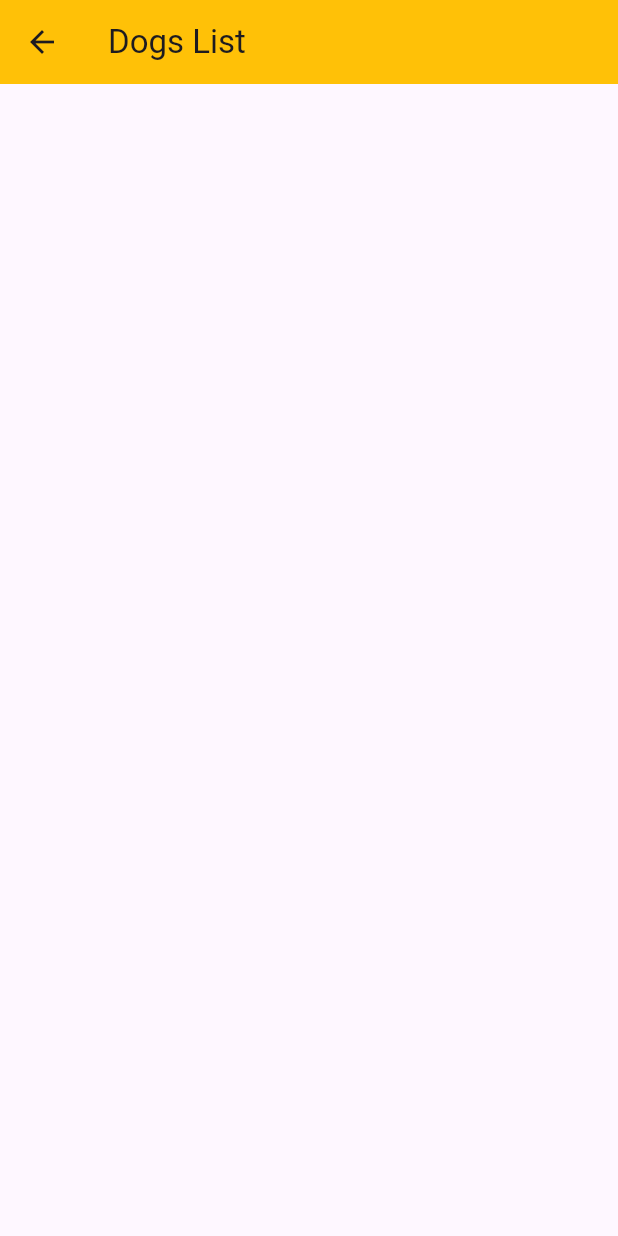
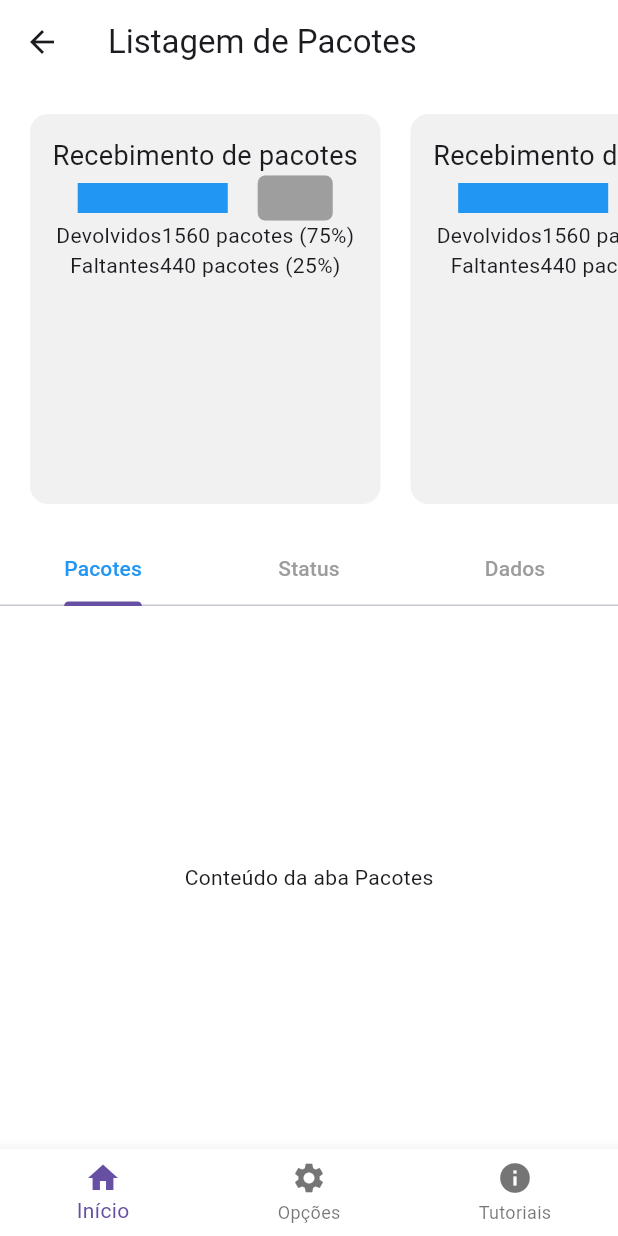
Before and after one commit to Augustob790/caed_test, a Flutter app: the screen it shows after launch, after a tap on "Entrar", on a phone screen of 412 x 824 dp. Run offline on Flutter 3.47's test engine with Material 3 defaults, Android fonts, the phone set to English and light mode, and no system bars; our stand-ins replace dio, flutter_mobx, flutter_modular, get_it, mobx, result_dart; generated files the repository leaves out were written again.

Commit message:
feat: home page and package widget

```diff
--- /dev/null
+++ b/lib/app/common_widgets/package_widgets.dart
@@ -0,0 +1,64 @@
+import 'package:flutter/material.dart';
+
+class PackageWidgets extends StatelessWidget {
+  const PackageWidgets({super.key, required this.name});
+
+  final String name;
+
+  @override
+  Widget build(BuildContext context) {
+    return Padding(
+      padding: const EdgeInsets.all(10),
+      child: Container(
+        padding: const EdgeInsets.all(15),
+        decoration: const BoxDecoration(
+          color: Color(0xFFF1F1F1),
+          borderRadius: BorderRadius.all(Radius.circular(12)),
+        ),
+        child: Column(children: [
+          Text(name, style: const TextStyle(fontSize: 18)),
+          Row(
+            children: [
+              SizedBox(
+                width: 100,
+                height: 20, // Define a largura máxima
+                child: LinearProgressIndicator(
+                  value: 1,
+                  backgroundColor: Colors.grey[300],
+                  valueColor: const AlwaysStoppedAnimation<Color>(Colors.blue),
+                  minHeight: 20,
+                ),
+              ),
+              const SizedBox( width: 20),
+              SizedBox(
+                width: 50,
+                height: 30,
+                child: LinearProgressIndicator(
+                  value: 1, // 25%
+                  backgroundColor: Colors.grey[300],
+                  valueColor: const AlwaysStoppedAnimation<Color>(Colors.grey),
+                  minHeight: 20,
+                  borderRadius:  BorderRadius.circular(5.0),
+                ),
+              ),
+            ],
+          ),
+          const Row(
+            mainAxisAlignment: MainAxisAlignment.spaceBetween,
+            children: [
+              Text("Devolvidos"),
+              Text("1560 pacotes (75%)"),
+            ],
+          ),
+          const Row(
+            mainAxisAlignment: MainAxisAlignment.spaceBetween,
+            children: [
+              Text("Faltantes"),
+              Text("440 pacotes (25%)"),
+            ],
+          ),
+        ]),
+      ),
+    );
+  }
+}
--- a/lib/app/modules/auth/pages/login/login_page_view.dart
+++ b/lib/app/modules/auth/pages/login/login_page_view.dart
@@ -91,7 +91,7 @@ class LoginPageView extends LoginPageViewModel {
                   ),
                 ),
                 onPressed: () {
-                  Modular.to.pushNamed('/home/home-page');
+                  Modular.to.pushNamed('/home/nav-page');
                 },
                 child: const Text(
                   'Entrar',
--- a/lib/app/modules/home/home_module.dart
+++ b/lib/app/modules/home/home_module.dart
@@ -1,6 +1,8 @@
-import 'package:flutter_modular/flutter_modular.dart';
 import 'package:caed/app/modules/home/home_state_store.dart';
 import 'package:caed/app/modules/home/pages/home/home_page.dart';
+import 'package:caed/app/modules/home/pages/navigation/nav_page.dart';
+import 'package:caed/app/modules/home/pages/package_list/tab_page.dart';
+import 'package:flutter_modular/flutter_modular.dart';
 
 class HomeModule extends Module {
   @override
@@ -15,5 +17,15 @@ class HomeModule extends Module {
       transition: TransitionType.fadeIn,
       child: (context, args) => const HomePage(),
     ),
+    ChildRoute(
+      "/tab-page",
+      transition: TransitionType.fadeIn,
+      child: (context, args) => const TabPage(),
+    ),
+    ChildRoute(
+      "/nav-page",
+      transition: TransitionType.fadeIn,
+      child: (context, args) => const NavPage(),
+    ),
   ];
 }
--- /dev/null
+++ b/lib/app/modules/home/pages/navigation/nav_page.dart
@@ -0,0 +1,10 @@
+import 'package:caed/app/modules/home/pages/navigation/nav_page_view.dart';
+import 'package:caed/app/modules/home/pages/navigation/nav_page_view_model.dart';
+import 'package:flutter/material.dart';
+
+class NavPage extends StatefulWidget {
+  const NavPage({super.key});
+
+  @override
+  NavPageViewModel createState() => NavPageView();
+}
--- /dev/null
+++ b/lib/app/modules/home/pages/navigation/nav_page_view.dart
@@ -0,0 +1,69 @@
+import 'package:caed/app/modules/home/pages/navigation/nav_page_view_model.dart';
+import 'package:flutter/material.dart';
+
+class NavPageView extends NavPageViewModel {
+  @override
+  Widget build(BuildContext context) {
+    return Scaffold(
+      body: PageView(
+        controller: pageController,
+        onPageChanged: (index) {
+          setState(() => currentIndex = index);
+        },
+        children: pages,
+      ),
+      bottomNavigationBar: BottomNavigationBar(
+        backgroundColor: Colors.white,
+        currentIndex: currentIndex,
+        onTap: (index) {
+          pageController.animateToPage(
+            index,
+            duration: const Duration(milliseconds: 300),
+            curve: Curves.easeIn,
+          );
+        },
+        items: const [
+          BottomNavigationBarItem(
+            icon: Icon(Icons.home),
+            label: 'Início',
+          ),
+          BottomNavigationBarItem(
+            icon: Icon(Icons.settings),
+            label: 'Opções',
+          ),
+          BottomNavigationBarItem(
+            icon: Icon(Icons.info),
+            label: 'Tutoriais',
+          ),
+        ],
+      ),
+    );
+  }
+}
+
+class HomeScreen extends StatelessWidget {
+  const HomeScreen({super.key});
+
+  @override
+  Widget build(BuildContext context) {
+    return const Center(child: Text("Início"));
+  }
+}
+
+class OptionsScreen extends StatelessWidget {
+  const OptionsScreen({super.key});
+
+  @override
+  Widget build(BuildContext context) {
+    return const Center(child: Text("Opções"));
+  }
+}
+
+class TutorialsScreen extends StatelessWidget {
+  const TutorialsScreen({super.key});
+
+  @override
+  Widget build(BuildContext context) {
+    return const Center(child: Text("Tutoriais"));
+  }
+}
--- /dev/null
+++ b/lib/app/modules/home/pages/navigation/nav_page_view_model.dart
@@ -0,0 +1,22 @@
+import 'package:caed/app/modules/home/pages/navigation/nav_page.dart';
+import 'package:caed/app/modules/home/pages/navigation/nav_page_view.dart';
+import 'package:caed/app/modules/home/pages/package_list/tab_page.dart';
+import 'package:flutter/material.dart';
+
+abstract class NavPageViewModel extends State<NavPage> {
+  PageController pageController = PageController();
+
+  int currentIndex = 0;
+  List<Widget> pages = [
+    const TabPage(),
+    const OptionsScreen(),
+    const TutorialsScreen(),
+  ];
+
+
+  @override
+  void dispose() {
+    pageController.dispose();
+    super.dispose();
+  }
+}
--- /dev/null
+++ b/lib/app/modules/home/pages/package_list/tab_page.dart
@@ -0,0 +1,11 @@
+import 'package:flutter/material.dart';
+
+import 'tab_page_view.dart';
+import 'tab_page_view_model.dart';
+
+class TabPage extends StatefulWidget {
+  const TabPage({super.key});
+
+  @override
+  TabPageViewModel createState() => TabPageView();
+}
--- /dev/null
+++ b/lib/app/modules/home/pages/package_list/tab_page_view.dart
@@ -0,0 +1,59 @@
+import 'package:caed/app/common_widgets/package_widgets.dart';
+import 'package:flutter/material.dart';
+
+import 'tab_page_view_model.dart';
+
+class TabPageView extends TabPageViewModel {
+  @override
+  Widget build(BuildContext context) {
+    return Scaffold(
+      backgroundColor: Colors.white,
+      appBar: AppBar(
+        backgroundColor: Colors.white,
+        title: const Text("Listagem de Pacotes"),
+        leading: IconButton(
+          icon: const Icon(Icons.arrow_back),
+          onPressed: () {
+            Navigator.pop(context);
+          },
+        ),
+      ),
+      body: Column(
+        children: [
+          SizedBox(
+            height: 300,
+            width: 500,//screenWidthPercentage(context, 90),
+            child: ListView.builder(
+              itemCount: 2,
+              scrollDirection: Axis.horizontal,
+              padding: const EdgeInsets.all(10),
+              itemBuilder: (context, index) {
+                return const PackageWidgets(name: 'Recebimento de pacotes');
+              },
+            ),
+          ),
+          TabBar(
+            controller: tabController,
+            labelColor: Colors.blue,
+            unselectedLabelColor: const Color.fromARGB(255, 156, 156, 156),
+            tabs: const [
+              Tab(text: 'Pacotes'),
+              Tab(text: 'Status'),
+              Tab(text: 'Dados'),
+            ],
+          ),
+          Expanded(
+            child: TabBarView(
+              controller: tabController,
+              children: const [
+                Center(child: Text('Conteúdo da aba Pacotes')),
+                Center(child: Text('Conteúdo da aba Status')),
+                Center(child: Text('Conteúdo da aba Dados')),
+              ],
+            ),
+          ),
+        ],
+      ),
+    );
+  }
+}
--- /dev/null
+++ b/lib/app/modules/home/pages/package_list/tab_page_view_model.dart
@@ -0,0 +1,23 @@
+import 'package:caed/app/modules/home/pages/package_list/tab_page.dart';
+import 'package:flutter/material.dart';
+
+abstract class TabPageViewModel extends State<TabPage> with TickerProviderStateMixin {
+  late TabController tabController;
+
+  @override
+  void initState() {
+    super.initState();
+    tabController = TabController(length: 3, vsync: this);
+  }
+
+
+double screenWidthPercentage(BuildContext context, double percentage) {
+    return MediaQuery.of(context).size.width * (percentage / 100);
+  }
+
+  @override
+  void dispose() {
+    tabController.dispose();
+    super.dispose();
+  }
+}
```
